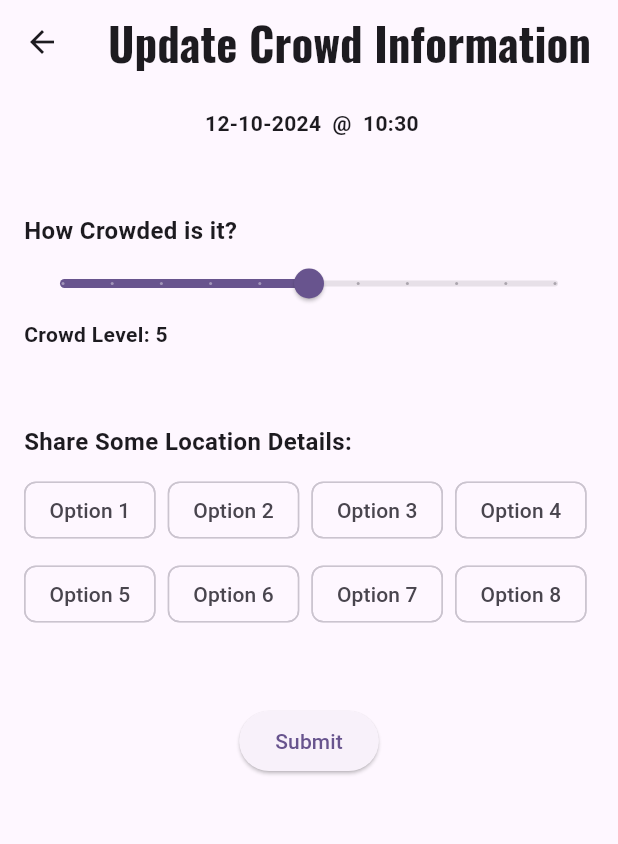
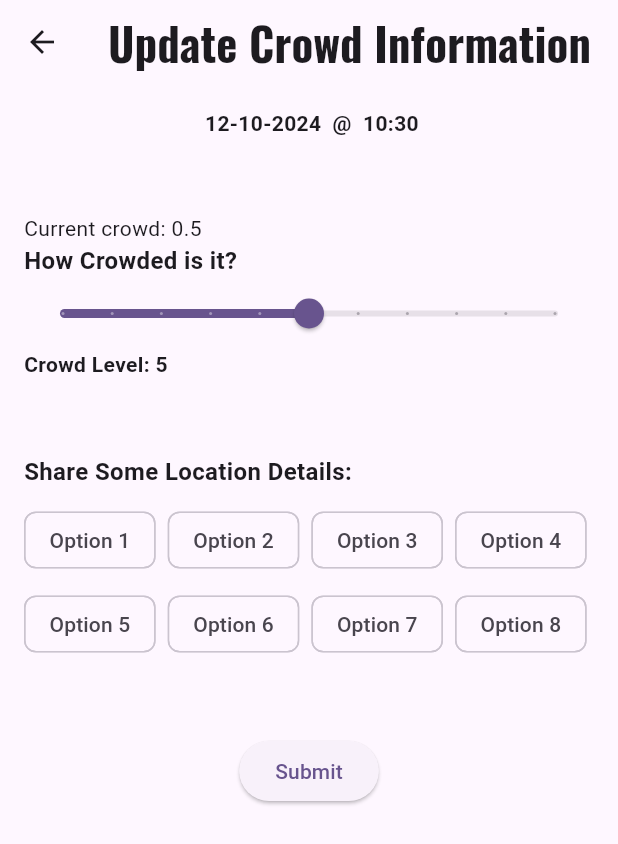
Before and after one commit to e-brent/academic_atlas, a Flutter app: the LocationDetailsView screen opened directly with empty values, after a tap on "Update Crowd Level", on a phone screen of 412 x 824 dp. Shown: the top 844 px of the screen. Run offline on Flutter 3.47's test engine with Material 3 defaults, Android fonts, the phone set to English and light mode, and no system bars; our stand-ins replace flutter_map, google_fonts, latlong2.

Commit message:
worked on updating crowd

```diff
--- a/lib/constants.dart
+++ b/lib/constants.dart
@@ -1,2 +1,3 @@
 const String listRoute = '/';
 const String detailsRoute = '/details';
+const String updateRoute = '/update';
--- a/lib/main.dart
+++ b/lib/main.dart
@@ -1,3 +1,4 @@
+import 'package:academic_atlas/model/study_space_model.dart';
 import 'package:academic_atlas/view_model/location_detail_view_model.dart';
 import 'package:flutter/material.dart';
 import 'package:provider/provider.dart';
@@ -7,6 +8,7 @@ import 'router.dart' as LocalRouter;
 import 'constants.dart';
 
 import 'package:academic_atlas/view_model/location_list_view_model.dart';
+import 'package:academic_atlas/view_model/location_view_model.dart';
 import 'package:academic_atlas/view_model/study_space_view_model.dart';
 
 import 'package:academic_atlas/view/locations_list_view.dart';
@@ -28,7 +30,7 @@ class MyApp extends StatelessWidget {
         providers: [
           ChangeNotifierProvider(create: (context) => LocationListViewModel()),
           ChangeNotifierProvider(create: (context) => LocationDetailsViewModel()),
-          //ChangeNotifierProvider(create: (context) => StudySpaceViewModel(studyspace: )),
+          //ChangeNotifierProvider(create: (context) => StudySpaceViewModel(studyspace: StudySpace as StudySpace)),
         ],
       child: MaterialApp(
       title: 'Pitt Academic Atlas',
--- a/lib/model/study_space_model.dart
+++ b/lib/model/study_space_model.dart
@@ -17,7 +17,7 @@ class StudySpace {
   final int id;
   final String name;
   final int location;
-  final double crowdLevel;
+  double crowdLevel;
   final List<Amenities> currentAmenities;
   final List<Amenities> generalAmenities;
 
--- a/lib/view/location_detail_view.dart
+++ b/lib/view/location_detail_view.dart
@@ -24,6 +24,8 @@ class _LocationDetailsViewState extends State<LocationDetailsView> {
   }
 
   String dropdownvalue = "";
+  var studySpaceID = 0;
+  var localStudySpace = 0;
 
   @override
   Widget build(BuildContext context) {
@@ -33,11 +35,24 @@ class _LocationDetailsViewState extends State<LocationDetailsView> {
     // Initial Selected Value
     var items = [""];
     items.addAll(vm.getStudySpaceNames(widget.locationID));
+    log("items length: ${items.length.toString()}");
 
-    log(widget.locationID.toString());
-    log(items.toString());
+    var ids = [1000];
+    ids.addAll(vm.getStudySpaceIds(widget.locationID));
+    log("ids length: ${ids.length.toString()}");
 
-    var studySpaceID = 0;
+    log("study spaces: ${vm.studyspaces.toString()}");
+
+    Map<int, String> idNamePairs = {};
+    Map<int, String> nameOrder = {};
+
+    for (int i = 1; i < ids.length; i++){
+      idNamePairs[ids[i]] = items[i];
+      nameOrder[i- 1] = items[i];
+    }
+
+    //log(widget.locationID.toString());
+    log(idNamePairs.toString());
 
     return Scaffold (
       appBar: AppBar(
@@ -49,7 +64,7 @@ class _LocationDetailsViewState extends State<LocationDetailsView> {
           child: ElevatedButton(
             onPressed:(){
               Navigator.push(context,
-                MaterialPageRoute(builder: (context) => const UpdateCrowdView()), );
+                MaterialPageRoute(builder: (context) => UpdateCrowdView(vm.location!.id, studySpaceID)));
             },
             child:Text("Update Crowd Level"),
           )
@@ -64,7 +79,7 @@ class _LocationDetailsViewState extends State<LocationDetailsView> {
               width: 350,
               fit: BoxFit.cover,),
             SizedBox(height:30),
-            Text("Select a study space in building: ${vm.location != null ? vm.location!.name : 'loading...'}",style: TextStyle(fontStyle: FontStyle.italic),),
+            Text("Select a study space in building: ${vm.location}",style: TextStyle(fontStyle: FontStyle.italic),),
             SizedBox(height: 30),
             DropdownButton<String>(
                 isDense: true,
@@ -80,7 +95,12 @@ class _LocationDetailsViewState extends State<LocationDetailsView> {
                   setState(() {
                     dropdownvalue = newValue!;
                   });
-                  studySpaceID = items.indexOf(dropdownvalue) - 1;
+                  //studySpaceID = items.indexOf(dropdownvalue) - 1;
+                  //studySpaceID = idNamePairs.entries.firstWhere((k) => k.value == dropdownvalue).key;
+                  localStudySpace = nameOrder.entries.firstWhere((k) => k.value == dropdownvalue).key;
+                  studySpaceID = nameOrder.entries.firstWhere((k) => k.value == dropdownvalue).key;
+
+                  log("here ${studySpaceID.toString()}");
                 },
               ),
             SizedBox(height:40),
@@ -89,11 +109,12 @@ class _LocationDetailsViewState extends State<LocationDetailsView> {
                 children: [
                   Text('Location/study space details:',style: TextStyle(decoration:TextDecoration.underline, fontSize: 24, fontWeight: FontWeight.bold),),
                   SizedBox(height:30),
-                  Text("Current Crowd Level: 7",
+                  Text("Current Crowd Level: ${vm.studyspaces[localStudySpace].crowdLevel.toString()}",
                     style: TextStyle(fontSize: 16, fontWeight: FontWeight.bold),
                   ),
                   Slider(
-                    value: 7,//viewModel.crowdLevel,
+                    value: vm.studyspaces[localStudySpace].crowdLevel,
+                    //value: 7,//viewModel.crowdLevel,
                     //value: vm.studyspace.crowedLevel != null ? vm.studyspace!.crowdLevel : 0,//viewModel.crowdLevel,
                     min:0,
                     max:10,
@@ -137,7 +158,7 @@ class _LocationDetailsViewState extends State<LocationDetailsView> {
                               Column(
                                 children: [
                                   Text("Address:", style: TextStyle(fontSize: 16, fontWeight: FontWeight.bold),),
-                                  Text(vm.location != null ? vm.location!.address : 'loading...')
+                                  Text(vm.location!.address)
                                 ]
                               )
                           )
@@ -148,7 +169,7 @@ class _LocationDetailsViewState extends State<LocationDetailsView> {
                             Column(
                                 children: [
                                   Text("Hours:", style: TextStyle(fontSize: 16, fontWeight: FontWeight.bold),),
-                                  Text(vm.location != null ? vm.location!.hours : 'loading...')
+                                  Text(vm.location!.hours)
                               ]
                             )
                           )
--- a/lib/view/update_crowd_view.dart
+++ b/lib/view/update_crowd_view.dart
@@ -1,17 +1,33 @@
+import 'package:academic_atlas/view_model/location_detail_view_model.dart';
 import 'package:flutter/material.dart';
+import 'package:provider/provider.dart';
 //import 'package:provider/provider.dart';
 import 'package:academic_atlas/view_model/study_space_view_model.dart';
 //import 'package:academic_atlas/model/study_space_model.dart';
 import 'package:intl/intl.dart';
+import 'dart:developer';
+
+import 'package:academic_atlas/router.dart' as LocalRouter;
+import 'package:academic_atlas/constants.dart';
 
 class UpdateCrowdView extends StatefulWidget {
-  const UpdateCrowdView({super.key});
+
+  final int locationID;
+  final int studySpaceID;
+  const UpdateCrowdView(this.locationID, this.studySpaceID, {super.key});
 
   @override
   _UpdateCrowdViewState createState() => _UpdateCrowdViewState();
 }
 
 class _UpdateCrowdViewState extends State<UpdateCrowdView> {
+
+  @override
+  void initState() {
+    super.initState();
+    Provider.of<LocationDetailsViewModel>(context, listen: false);
+  }
+
   double _sliderValue = 5.0;
   List<bool> _chipSelections = List.generate(8, (index) => false);
 
@@ -24,6 +40,15 @@ class _UpdateCrowdViewState extends State<UpdateCrowdView> {
 @override
   Widget build(BuildContext context) {
     //final viewModel = Provider.of<StudySpaceViewModel>(context);
+
+    final vm = Provider.of<LocationDetailsViewModel>(context);
+    //log(vm.toString());
+    //log(widget.studySpaceID);
+
+    String currCrowd = "Current crowd: ${vm.getCrowdLevel(widget.studySpaceID).toString()}";
+    String idlog = "SS ID: ${widget.studySpaceID.toString()}";
+
+    log(idlog);
 
     return Scaffold (
       appBar: AppBar(
@@ -45,6 +70,7 @@ class _UpdateCrowdViewState extends State<UpdateCrowdView> {
               ),
             ),
             const SizedBox(height: 50),
+            Text(currCrowd),
             const Text(
               "How Crowded is it? ",
               style: TextStyle(fontSize: 16, fontWeight: FontWeight.bold),
@@ -60,6 +86,7 @@ class _UpdateCrowdViewState extends State<UpdateCrowdView> {
                   _sliderValue=value;
                 });
                 //viewModel.crowdLevel(value);
+
               },
             ),
             Text("Crowd Level: ${_sliderValue.toStringAsFixed(0)}",
@@ -94,6 +121,10 @@ class _UpdateCrowdViewState extends State<UpdateCrowdView> {
                 child: ElevatedButton(
                   onPressed: () {
 
+                    vm.setCrowdLevel(widget.studySpaceID, _sliderValue);
+
+                    Navigator.pushNamed(context, detailsRoute, arguments: vm.location!.id);
+
                   ScaffoldMessenger.of(context).showSnackBar(
                   const SnackBar(content: Text("Info Submitted!")),
                   );
--- a/lib/view_model/location_detail_view_model.dart
+++ b/lib/view_model/location_detail_view_model.dart
@@ -3,7 +3,7 @@ import 'package:academic_atlas/data_service.dart';
 import 'package:academic_atlas/view_model/location_view_model.dart';
 import 'package:academic_atlas/view_model/study_space_view_model.dart';
 
-class LocationDetailsViewModel extends ChangeNotifier{
+class LocationDetailsViewModel extends ChangeNotifier {
 
   List<StudySpaceViewModel> studyspaces = <StudySpaceViewModel>[];
   LocationViewModel? location;
@@ -12,7 +12,9 @@ class LocationDetailsViewModel extends ChangeNotifier{
   Future<void> fetchStudySpaces(int id) async {
     final results = await Dataservice().fetchStudySpaces(id);
 
-    studyspaces = results.map((studyspace) => StudySpaceViewModel(studyspace: studyspace)).toList();
+    studyspaces =
+        results.map((studyspace) => StudySpaceViewModel(studyspace: studyspace))
+            .toList();
 
     notifyListeners();
   }
@@ -25,6 +27,10 @@ class LocationDetailsViewModel extends ChangeNotifier{
     notifyListeners();
   }
 
+  int getLocationId() {
+    return location!.id;
+  }
+
   Future<void> fetchStudySpace(int id) async {
     final results = await Dataservice().fetchStudySpace(id);
 
@@ -33,7 +39,7 @@ class LocationDetailsViewModel extends ChangeNotifier{
 
   List<String> getStudySpaceNames(int id) {
     List<String> spaceNames = [];
-    for (studySpace in studyspaces){
+    for (studySpace in studyspaces) {
       spaceNames.add(studySpace!.name);
     }
     return spaceNames;
@@ -41,9 +47,22 @@ class LocationDetailsViewModel extends ChangeNotifier{
 
   List<int> getStudySpaceIds(int id) {
     List<int> spaceIds = [];
-    for (studySpace in studyspaces){
+    for (studySpace in studyspaces) {
       spaceIds.add(studySpace!.id);
     }
     return spaceIds;
   }
+
+  int getStudySpaceID() {
+    return studySpace!.id;
+  }
+
+  double getCrowdLevel(int id) {
+    return studyspaces[id].crowdLevel;
+  }
+
+  void setCrowdLevel(int id, double newCrowd) {
+    studyspaces[id].crowdLevel = newCrowd;
+  }
+
 }
--- a/lib/view_model/study_space_view_model.dart
+++ b/lib/view_model/study_space_view_model.dart
@@ -23,7 +23,7 @@ class StudySpaceViewModel extends ChangeNotifier{
   }
 
   set crowdLevel(double crowd){
-    crowdLevel = (crowdLevel + crowd)/2;
+    studyspace.crowdLevel = crowd;
   }
 
   List<Amenities> get currentAmenities{
```
